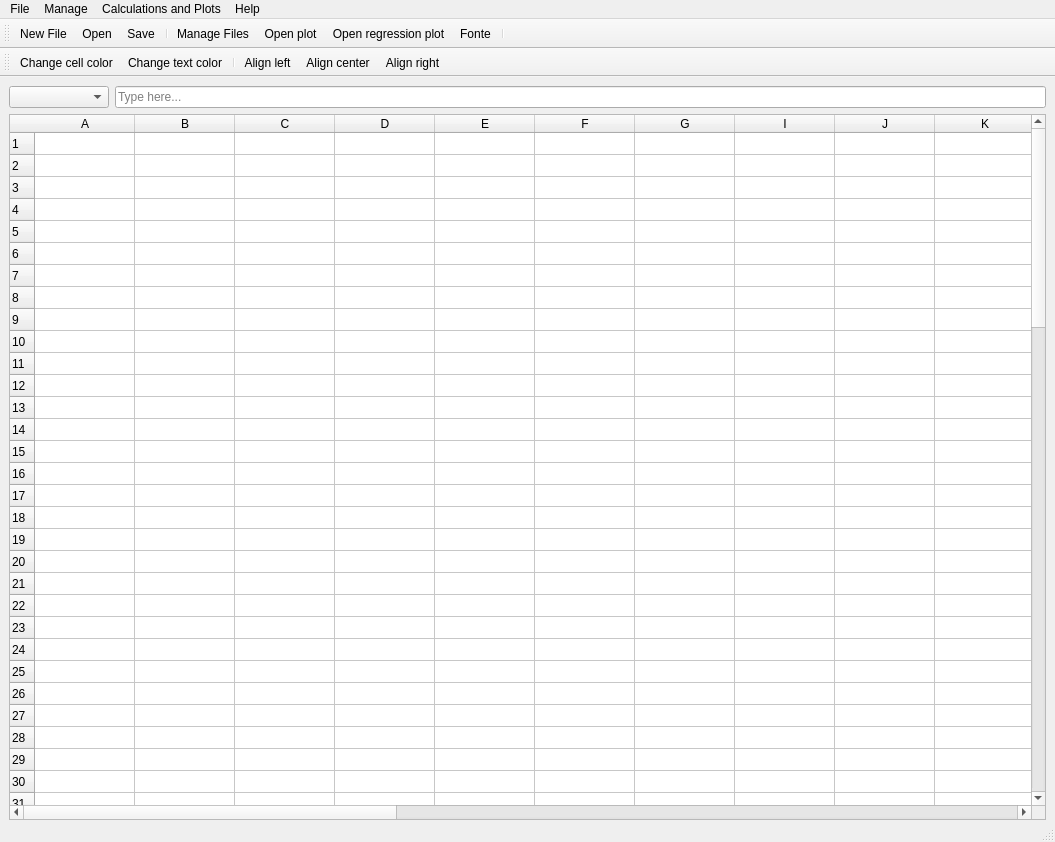
The window that src/main/python/interface/design/maingui.ui (albano-a/GradPress) describes before a commit, drawn with Qt 5.
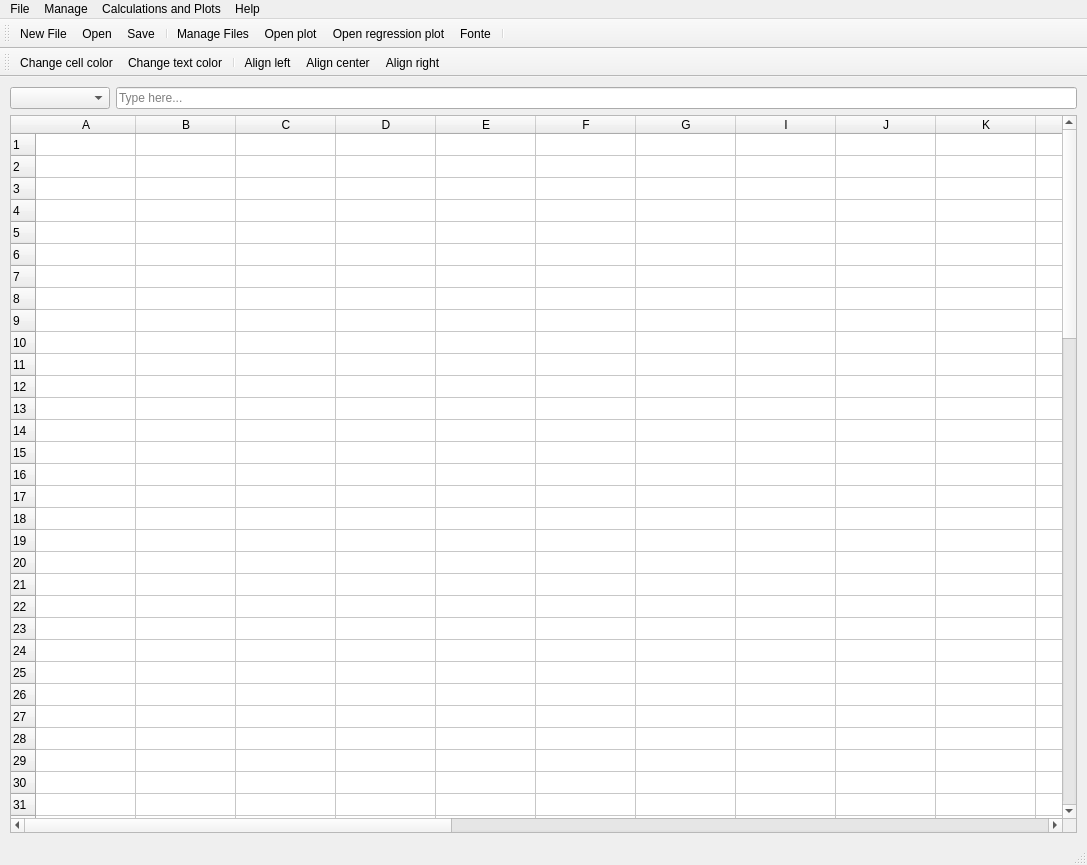
The same window after the commit. Icons and pictures are not drawn.

The edit to the form file:
```diff
--- a/src/main/python/interface/design/maingui.ui
+++ b/src/main/python/interface/design/maingui.ui
@@ -6,8 +6,8 @@
    <rect>
     <x>0</x>
     <y>0</y>
-    <width>1055</width>
-    <height>842</height>
+    <width>1087</width>
+    <height>865</height>
    </rect>
   </property>
   <property name="sizePolicy">
@@ -34,8 +34,17 @@
   </property>
   <widget class="QWidget" name="centralwidget">
    <layout class="QVBoxLayout" name="verticalLayout">
+    <property name="leftMargin">
+     <number>10</number>
+    </property>
+    <property name="topMargin">
+     <number>10</number>
+    </property>
+    <property name="rightMargin">
+     <number>10</number>
+    </property>
     <property name="bottomMargin">
-     <number>0</number>
+     <number>10</number>
     </property>
     <item>
      <widget class="QFrame" name="frame">
@@ -404,7 +413,7 @@
     <rect>
      <x>0</x>
      <y>0</y>
-     <width>1055</width>
+     <width>1087</width>
      <height>21</height>
     </rect>
    </property>
```
